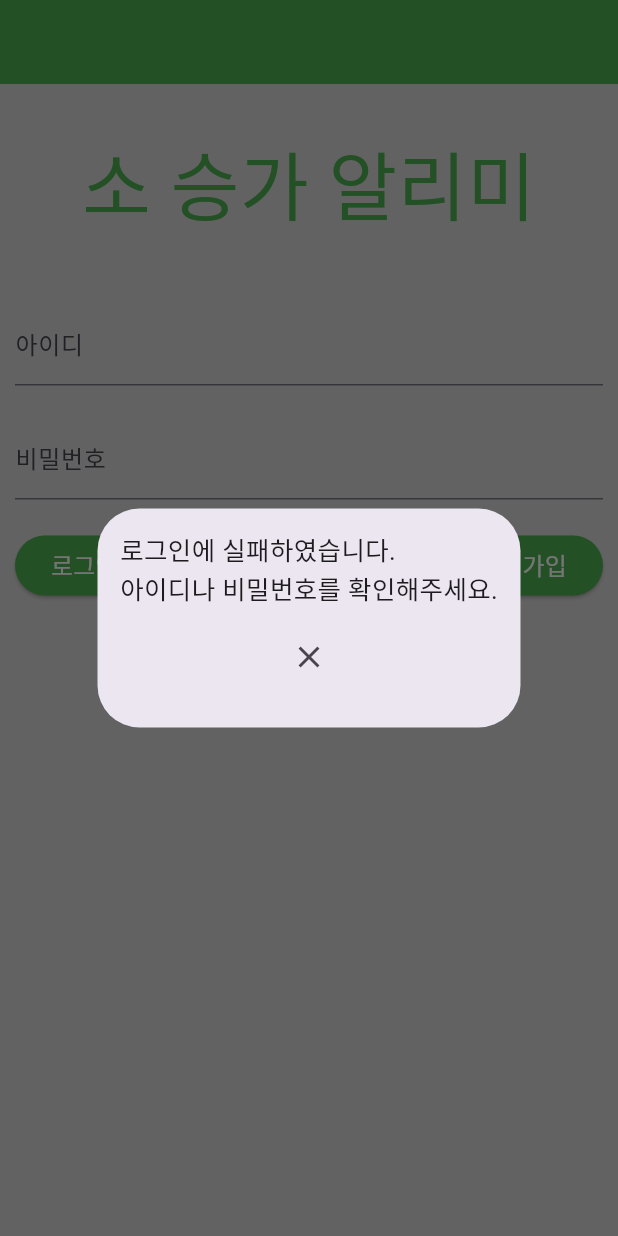
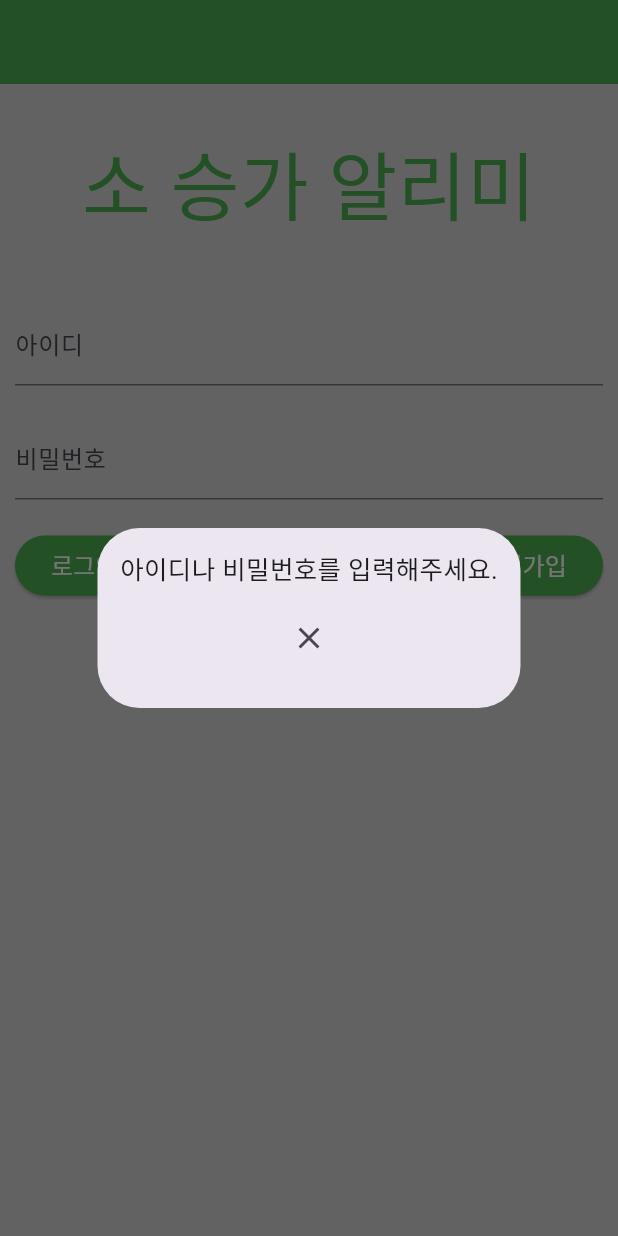
Before and after one commit to KastanEr/CowEstrusDetector, a Flutter app: the screen it shows after launch, after a tap on "로그인", on a phone screen of 412 x 824 dp. Run offline on Flutter 3.47's test engine with Material 3 defaults, Android fonts, the phone set to English and light mode, and no system bars; our stand-ins replace fl_chart, go_router, table_calendar.

Commit message:
update legacy_app

```diff
--- a/legacy_app/lib/login_page.dart
+++ b/legacy_app/lib/login_page.dart
@@ -22,6 +22,38 @@ class _MyLoginPageState extends State<MyLoginPage> {
     idTextEditingController.dispose();
     pwTextEditingController.dispose();
     super.dispose();
+  }
+
+  void showPopUp(BuildContext context, String msg, bool success) {
+    showDialog(
+      context: context,
+      builder: (context) {
+        return Dialog(
+          child: Padding(
+            padding: const EdgeInsets.all(15),
+            child: Column(
+              mainAxisSize: MainAxisSize.min,
+              mainAxisAlignment: MainAxisAlignment.center,
+              children: [
+                Text(
+                  msg,
+                  style: TextStyle(fontSize: 17),
+                ),
+                Padding(
+                  padding: const EdgeInsets.all(8),
+                  child: IconButton(
+                    onPressed: () {
+                      success ? context.go('/') : context.pop();
+                    },
+                    icon: const Icon(Icons.close),
+                  ),
+                )
+              ],
+            ),
+          ),
+        );
+      },
+    );
   }
 
   @override
@@ -69,38 +101,13 @@ class _MyLoginPageState extends State<MyLoginPage> {
                       onPressed: () {
                         id = idTextEditingController.text;
                         password = pwTextEditingController.text;
-                        (id == account[0] && password == account[1])
+                        (id == '' || password == '')
+                            ? showPopUp(
+                            context, "아이디나 비밀번호를 입력해주세요.", false)
+                            : ((id == account[0] && password == account[1])
                             ? context.go('/home')
-                            : showDialog(
-                                context: context,
-                                builder: (context) {
-                                  return Dialog(
-                                    child: Padding(
-                                      padding: const EdgeInsets.all(15),
-                                      child: Column(
-                                        mainAxisSize: MainAxisSize.min,
-                                        mainAxisAlignment:
-                                            MainAxisAlignment.center,
-                                        children: [
-                                          Text(
-                                            "로그인에 실패하였습니다.\n아이디나 비밀번호를 확인해주세요.",
-                                            style: TextStyle(fontSize: 17),
-                                          ),
-                                          Padding(
-                                            padding: const EdgeInsets.all(8),
-                                            child: IconButton(
-                                              onPressed: () {
-                                                Navigator.of(context).pop();
-                                              },
-                                              icon: const Icon(Icons.close),
-                                            ),
-                                          )
-                                        ],
-                                      ),
-                                    ),
-                                  );
-                                },
-                              );
+                            : showPopUp(context,
+                            "로그인에 실패하였습니다.\n아이디나 비밀번호를 확인해주세요.", false));
                       },
                       style: ElevatedButton.styleFrom(
                         backgroundColor: Colors.green,
--- a/legacy_app/pubspec.yaml
+++ b/legacy_app/pubspec.yaml
@@ -38,7 +38,7 @@ dependencies:
   intl: ^0.19.0
   table_calendar: ^3.1.1
   go_router: ^14.1.2
-  fl_chart: ^0.68.0
+  fl_chart: ^0.69.0
   http: ^1.2.1
 
 dev_dependencies:
@@ -50,7 +50,7 @@ dev_dependencies:
   # activated in the `analysis_options.yaml` file located at the root of your
   # package. See that file for information about deactivating specific lint
   # rules and activating additional ones.
-  flutter_lints: ^2.0.0
+  flutter_lints: ^4.0.0
 
 # For information on the generic Dart part of this file, see the
 # following page: https://dart.dev/tools/pub/pubspec
```
Also changed, not shown: legacy_app/lib/models/user_model.dart (added), legacy_app/pubspec.lock.
